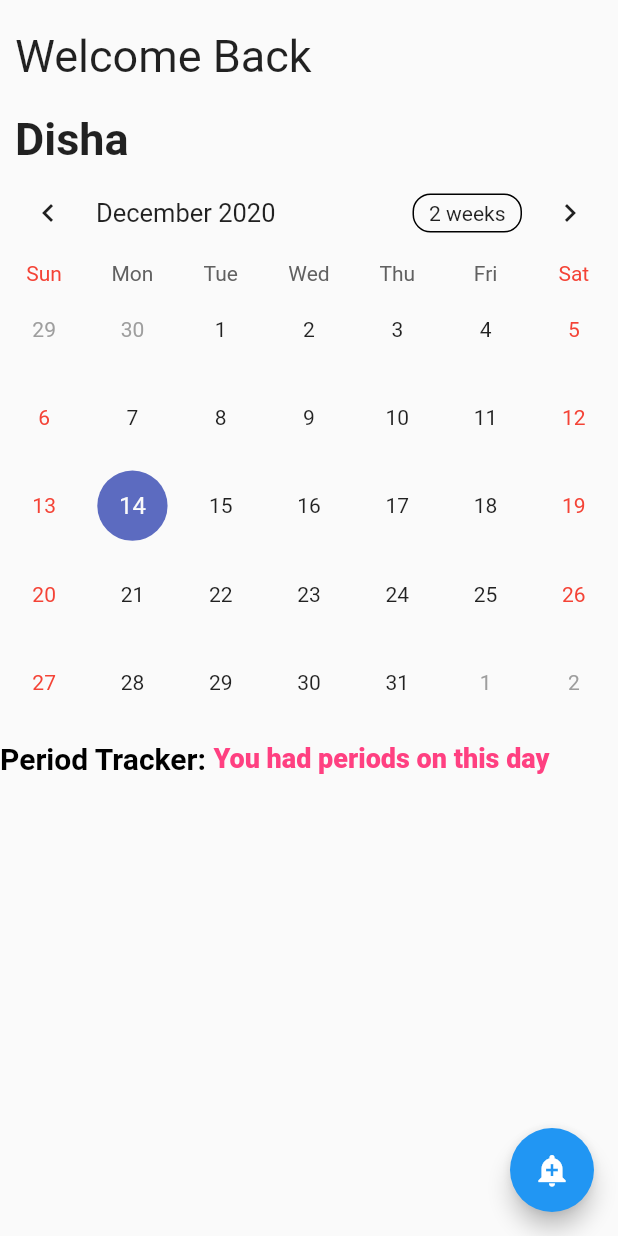
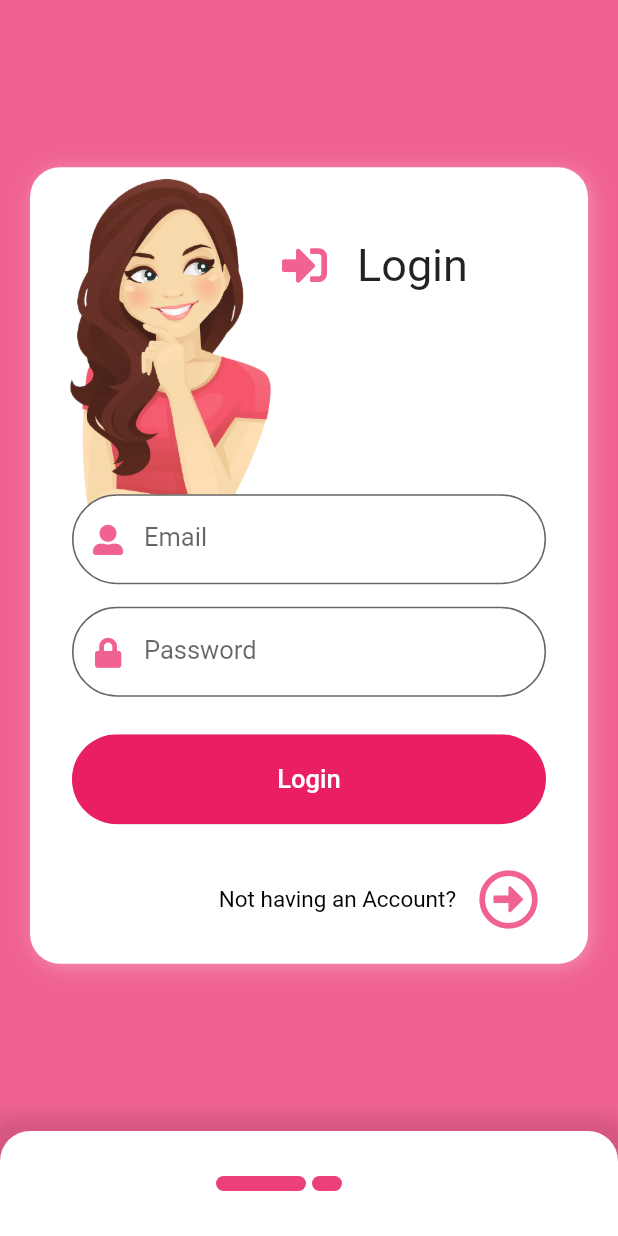
Before and after one commit to nitishgarg2002/hackathon, a Flutter app: the screen it shows once a user with an empty profile is signed in, on a phone screen of 412 x 824 dp. Run offline on Flutter 3.47's test engine with Material 2 defaults, Android fonts, the light colour scheme and no system bars; drawn by our look-alikes of table_calendar; our stand-ins replace firebase_auth, firebase_core, font_awesome_flutter, google_fonts; accounts and stored records are empty.

Commit message:
loginpage

```diff
--- a/lib/main.dart
+++ b/lib/main.dart
@@ -3,6 +3,9 @@ import 'package:firebase_core/firebase_core.dart';
 import 'package:flutter/material.dart';
 import 'package:hackathon/auth_screen.dart';
 import 'package:hackathon/home_screen.dart';
+import 'package:hackathon/models/auth_model.dart';
+import 'package:hackathon/widgets/home_page.dart';
+import 'package:provider/provider.dart';
 
 
 void main() async{
@@ -14,22 +17,27 @@ void main() async{
 class MyApp extends StatelessWidget {
   @override
   Widget build(BuildContext context) {
-    return MaterialApp(
+    return ChangeNotifierProvider(
+      create: (context)=>HomeModel(),
+          child: MaterialApp(
+
         title: 'Flutter Demo',
         theme: ThemeData(
           primarySwatch: Colors.blue,
           visualDensity: VisualDensity.adaptivePlatformDensity,
         ),
         debugShowCheckedModeBanner: false,
+
         home: StreamBuilder(
               stream: FirebaseAuth.instance.authStateChanges(),
               builder: (ctx,userSnapshot) {
                 if(userSnapshot.hasData){
-                return HomeScreen();
+                  return HomePage();
                 }
                 return AuthScreen();
               },
             ),
+      ),
     );
   }
 }
--- /dev/null
+++ b/lib/models/auth_model.dart
@@ -0,0 +1,44 @@
+import 'package:flutter/material.dart';
+
+class HomeModel with ChangeNotifier {
+  final double _dotSize = 20.0;
+  final double _horizontalSpacing = 40.0;
+
+  get dotSize => _dotSize;
+
+  double _totalWidth() {
+    return (_dotSize * 2) + (_dotSize * 3) + _horizontalSpacing;
+  }
+
+  double center(width) {
+    return width / 2.0 - _totalWidth() / 2;
+  }
+
+  double spacing(width, i) {
+    return _horizontalSpacing * i - (i == 0 ? 0.0 : width - (_dotSize * 3));
+  }
+
+  double animation(i) {
+    return _dotSize * (i == index ? 3.0 : 1.0);
+  }
+
+  int index = 0;
+  double moveMiddle = 0.0;
+  bool isTapped = false;
+
+  void updateIndex(int i) {
+    if (i == 2) {
+      translateX(-_dotSize * 2);
+    } else {
+      translateX(0.0);
+    }
+
+    index = i;
+    notifyListeners();
+  }
+
+  void translateX(double m) {
+    moveMiddle = m;
+    notifyListeners();
+  }
+}
--- /dev/null
+++ b/lib/widgets/home_page.dart
@@ -0,0 +1,120 @@
+import 'package:flutter/material.dart';
+import 'package:hackathon/models/auth_model.dart';
+import 'package:hackathon/widgets/login.dart';
+import 'package:hackathon/widgets/register.dart';
+import 'package:provider/provider.dart';
+
+
+class HomePage extends StatefulWidget {
+  @override
+  _HomePageState createState() => _HomePageState();
+}
+
+class _HomePageState extends State<HomePage> {
+  final PageController pageController = PageController();
+  @override
+  void dispose() {
+    super.dispose();
+    pageController.dispose();
+  }
+
+  @override
+  Widget build(BuildContext context) {
+    final width = MediaQuery.of(context).size.width;
+    final height = MediaQuery.of(context).size.height;
+    return Consumer<HomeModel>(builder: (context, model, child) {
+      return Scaffold(
+        backgroundColor: Colors.pink[300],
+        body: Container(
+          child: PageView.builder(
+            itemCount: 2,
+            controller: pageController,
+            onPageChanged: (index) {
+              if (!model.isTapped) {
+                model.updateIndex(index);
+              }
+              model.isTapped = false;
+            },
+            itemBuilder: (context, index) {
+              return Center(
+                child: AnimatedContainer(
+                    padding: EdgeInsets.all(8.0),
+                    margin: EdgeInsets.only(
+                        left: 20.0, right: 20.0, top: 40.0, bottom: 40.0),
+                    duration: Duration(milliseconds: 500),
+                    decoration: BoxDecoration(
+                      color: Colors.white,
+                        borderRadius: BorderRadius.circular(20.0),
+                        boxShadow: [
+                          BoxShadow(
+                            color: Colors.pink[200],
+                            blurRadius: 10.0,
+                            offset: Offset(2.0, 2.0),
+                          ),
+                        ]),
+                    child: index == 0 ? CustomLogin() : CustomRegister()),
+              );
+            },
+          ),
+        ),
+        bottomNavigationBar: Container(
+          width: width,
+          height: 70.0,
+          decoration: BoxDecoration(
+              color: Colors.white,
+              borderRadius: BorderRadius.only(
+                  topLeft: Radius.circular(20.0),
+                  topRight: Radius.circular(20.0)),
+              boxShadow: [
+                BoxShadow(
+                    color: Colors.black12,
+                    blurRadius: 10.0,
+                    spreadRadius: 10.0),
+              ]),
+          child: Padding(
+            padding: const EdgeInsets.all(8.0),
+            child: Transform(
+              transform:
+                  Matrix4.translationValues(model.center(width), 0.0, 0.0),
+              child: Stack(
+                  children: List.generate(2, (index) {
+                return Align(
+                  alignment:
+                      index == 0 ? Alignment.centerLeft : Alignment.centerRight,
+                  child: Transform(
+                    transform: Matrix4.translationValues(
+                        model.spacing(width, index), 0.0, 0.0),
+                    child: AnimatedContainer(
+                      curve: Curves.elasticOut,
+                      duration: Duration(milliseconds: 1000),
+                      transform: Matrix4.translationValues(
+                          index == 1 ? model.moveMiddle : 0.0, 0, 0),
+                      width: model.animation(index),
+                      height: 10.0,
+                      child: GestureDetector(
+                        onTap: () {
+                          model.isTapped = true;
+                          model.updateIndex(index);
+                          pageController.animateToPage(index,
+                              duration: Duration(milliseconds: 500),
+                              curve: Curves.easeInOutQuart);
+                        },
+                        child: AnimatedContainer(
+                          duration: Duration(milliseconds: 500),
+                          decoration: BoxDecoration(
+                              borderRadius:
+                                  BorderRadius.circular(model.dotSize / 2),
+                              color: Colors.pink[400]),
+                        ),
+                      ),
+                    ),
+                  ),
+                );
+              })),
+            ),
+          ),
+        ),
+      );
+    });
+  }
+}
--- /dev/null
+++ b/lib/widgets/login.dart
@@ -0,0 +1,190 @@
+import 'package:flutter/material.dart';
+import 'package:google_fonts/google_fonts.dart';
+import 'package:font_awesome_flutter/font_awesome_flutter.dart';
+import 'package:hackathon/home_screen.dart';
+import 'package:hackathon/services/auth.dart';
+
+class CustomLogin extends StatefulWidget {
+  @override
+  _CustomLoginState createState() => _CustomLoginState();
+}
+
+class _CustomLoginState extends State<CustomLogin> {
+  final _key = GlobalKey<FormState>();
+  TextEditingController _textEditingController;
+  String email;
+  String password;
+  bool credentialTrue = true;
+  @override
+  Widget build(BuildContext context) {
+    return Stack(children: [
+      Image(image: AssetImage('assets/images/login.png',),alignment: Alignment.centerRight,height: 240.0,),
+      Container(
+          child: SingleChildScrollView(
+                      child: Column(
+        children: [
+            Padding(
+              padding: const EdgeInsets.all(40.0),
+              child: Row(
+                children: [
+                  SizedBox(
+                    width: 120.0,
+                  ),
+                  Icon(
+                    FontAwesomeIcons.signInAlt,
+                    color: Colors.pink[300],
+                    size: 30.0,
+                  ),
+                  SizedBox(
+                    width: 20.0,
+                  ),
+                  Text(
+                    'Login',
+                    style: GoogleFonts.varelaRound(fontSize: 30.0),
+                  )
+                ],
+              ),
+            ),
+            SingleChildScrollView(
+              child: Form(
+                key: _key,
+                child: Column(children: [
+                  SizedBox(height: 90.0,),
+                  Container(
+                    margin: EdgeInsets.fromLTRB(20, 5, 20, 0),
+                    child: TextFormField(
+                      validator: (value) {
+                        if (value.isEmpty || !value.contains('@')) {
+                          return 'Please enter a valid email address';
+                        }
+                        return null;
+                      },
+                      controller: _textEditingController,
+                      onChanged: (val) {
+                        email = val;
+                      },
+                      keyboardType: TextInputType.emailAddress,
+                      decoration: InputDecoration(
+                        fillColor: Colors.white,
+                        filled: true,
+                        prefixIcon: Icon(
+                          FontAwesomeIcons.userAlt,
+                          size: 20.0,
+                          color: Colors.pink[300],
+                        ),
+                        labelText: 'Email',
+                        border: OutlineInputBorder(
+                            borderRadius: BorderRadius.circular(40)),
+                      ),
+                      style: TextStyle(fontSize: 17, color: Colors.black),
+                    ),
+                  ),
+                  SizedBox(
+                    height: 10,
+                  ),
+                  Container(
+                    margin: EdgeInsets.fromLTRB(20, 5, 20, 0),
+                    child: TextFormField(
+                      controller: _textEditingController,
+                      onChanged: (val) {
+                        password = val;
+                      },
+                      keyboardType: TextInputType.emailAddress,
+                      decoration: InputDecoration(
+                        fillColor: Colors.white,
+                        filled: true,
+                        prefixIcon: Icon(
+                          FontAwesomeIcons.lock,
+                          size: 20.0,
+                          color: Colors.pink[300],
+                        ),
+                        labelText: 'Password',
+                        border: OutlineInputBorder(
+                            borderRadius: BorderRadius.circular(40)),
+                      ),
+                      style: TextStyle(fontSize: 17, color: Colors.black),
+                      obscureText: true,
+                    ),
+                  ),
+                  SizedBox(
+                    height: 20,
+                  ),
+                  Container(
+                      width: 350,
+                      height: 60,
+                      margin: EdgeInsets.fromLTRB(20, 5, 20, 15),
+                      child: ClipRRect(
+                        borderRadius: BorderRadius.circular(40),
+                        child: RaisedButton(
+                            color: Colors.pink,
+                            textColor: Colors.white,
+                            padding: EdgeInsets.all(10),
+                            splashColor: Colors.pinkAccent,
+                            child: Center(
+                              child: Text(
+                                'Login',
+                                style: GoogleFonts.varelaRound(fontSize: 17),
+                              ),
+                            ),
+                            onPressed: () async {
+                        _key.currentState.save();
+                        _key.currentState.validate();
+                        dynamic user = await Authentication()
+                            .signIn(email: email, password: password);
+
+                        if (user == null)
+                          setState(() {
+                            credentialTrue = false;
+                          });
+                        if (credentialTrue == false)
+                          Text(
+                            "Wrong username or password",
+                            style: TextStyle(color: Colors.red),
+                          );
+                        if (_key.currentState.validate()) {
+                          Navigator.pushReplacement(
+                              context,
+                              MaterialPageRoute(
+                                builder: (context) => HomeScreen(),
+                              ));
+                        }
+                      }),
+                )),
+
+                  Container(
+                    margin: EdgeInsets.fromLTRB(20, 10, 20, 10),
+                    width: double.maxFinite,
+                    child: Row(
+                      crossAxisAlignment: CrossAxisAlignment.center,
+                      textBaseline: TextBaseline.alphabetic,
+                      mainAxisAlignment: MainAxisAlignment.end,
+                      children: [
+                        Text(
+                          "Not having an Account?",
+                          style: GoogleFonts.varelaRound(
+                              fontSize: 15, color: Colors.black),
+                        ),
+                        SizedBox(width: 10),
+                        Hero(
+                          tag: "back_next",
+                          child: IconButton(
+                              padding: EdgeInsets.all(5),
+                              color: Colors.pink[300],
+                              splashColor: Colors.pinkAccent,
+                              iconSize: 40,
+                              icon: Icon(
+                                FontAwesomeIcons.arrowAltCircleRight),
+                              onPressed: () {}),
+                        ),
+                      ],
+                    ),
+                  ),
+                ]),
+              ),
+            ),
+        ],
+      ),
+          )),
+    ]);
+  }
+}
--- a/pubspec.yaml
+++ b/pubspec.yaml
@@ -34,6 +34,9 @@ dependencies:
   cloud_firestore: "^0.14.0+2"
   table_calendar: ^2.3.2
 
+  google_fonts:
+  provider:
+
 dev_dependencies:
   flutter_test:
     sdk: flutter
@@ -51,7 +54,7 @@ flutter:
 
   # To add assets to your application, add an assets section, like this:
   assets:
-    - assets/images/emergency.png
+    - assets/images/login.png
 
   # An image asset can refer to one or more resolution-specific "variants", see
   # https://flutter.dev/assets-and-images/#resolution-aware.
```
Also changed, not shown: lib/home_screen.dart (+45 -19 lines), lib/widgets/register.dart (added, +202 -0 lines), assets/images/login.png (added), pubspec.lock. Lines whose indentation alone changed are shown as unchanged.
